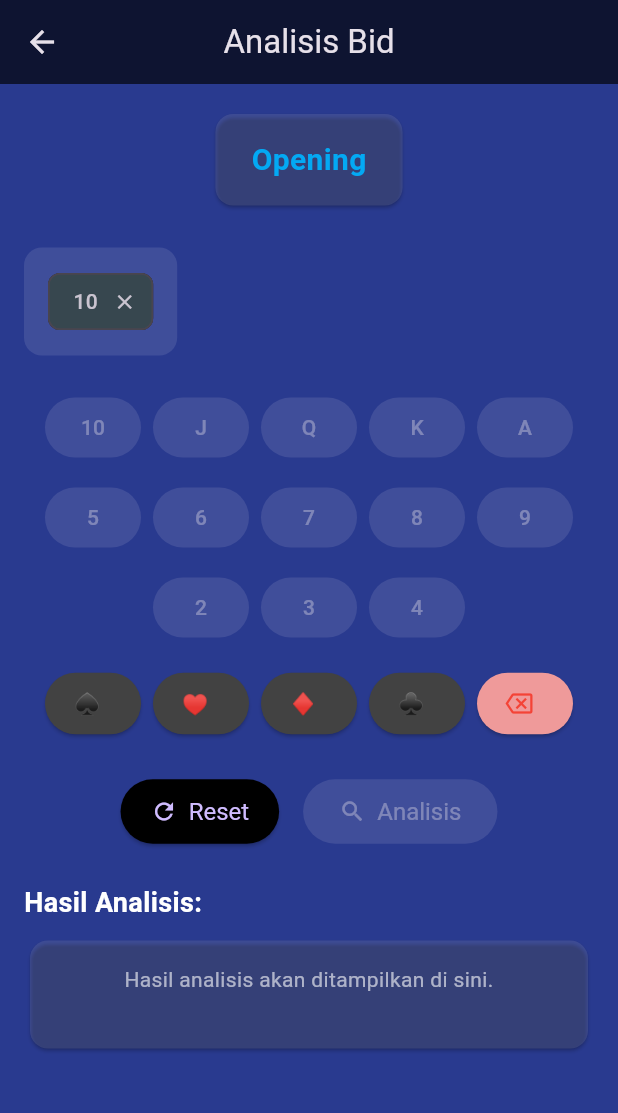
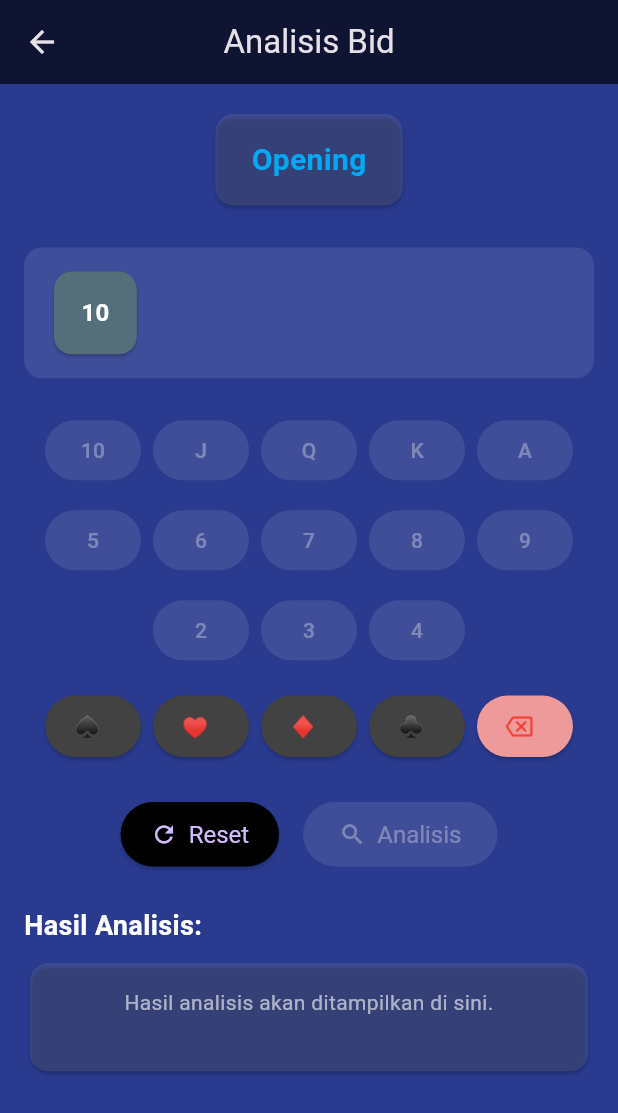
Before and after one commit to alanprayogo/bs_project, a Flutter app: the AnalisisBidPage screen opened by its route, after a tap on "10", on a phone screen of 412 x 824 dp. Shown: the top 1113 px of the screen. Run offline on Flutter 3.47's test engine with Material 3 defaults, Android fonts, the phone set to English and light mode, and no system bars.

Commit message:
refactor card display to use GridView for improved layout and responsiveness

```diff
--- a/lib/pages/analisis_bid.dart
+++ b/lib/pages/analisis_bid.dart
@@ -184,35 +184,58 @@ class _AnalisisBidPageState extends State<AnalisisBidPage> {
                 color: Colors.white.withOpacity(0.1),
                 borderRadius: BorderRadius.circular(12),
               ),
-              child: Wrap(
-                spacing: 8,
-                runSpacing: 4,
-                children: [
-                  if (_cards.isEmpty && _currentCard.isEmpty)
-                    const Text(
-                      'Gunakan tombol di bawah untuk memasukkan kartu',
-                      style: TextStyle(color: Colors.white60),
-                    ),
-                  for (var card in [
-                    ..._cards,
-                    if (_currentCard.isNotEmpty) _currentCard,
-                  ])
-                    Chip(
-                      label: Text(card),
-                      backgroundColor: Colors.blueGrey[800],
-                      deleteIcon: const Icon(Icons.close, size: 16),
-                      onDeleted: () {
-                        setState(() {
-                          if (_currentCard.isEmpty) {
-                            _cards.removeLast();
-                          } else {
-                            _currentCard = '';
-                          }
-                        });
+              child: _cards.isEmpty && _currentCard.isEmpty
+                  ? const Align(
+                      alignment: Alignment.center,
+                      child: Text(
+                        'Gunakan tombol di bawah untuk memasukkan kartu',
+                        style: TextStyle(color: Colors.white60),
+                        textAlign: TextAlign.center,
+                      ),
+                    )
+                  : GridView.builder(
+                      shrinkWrap: true,
+                      physics: const NeverScrollableScrollPhysics(),
+                      gridDelegate:
+                          const SliverGridDelegateWithFixedCrossAxisCount(
+                            crossAxisCount: 5,
+                            mainAxisSpacing: 8,
+                            crossAxisSpacing: 8,
+                          ),
+                      itemCount:
+                          _cards.length + (_currentCard.isNotEmpty ? 1 : 0),
+                      itemBuilder: (context, index) {
+                        if (index < _cards.length) {
+                          return Card(
+                            color: Colors.blueGrey[800],
+                            child: Center(
+                              child: Text(
+                                _cards[index],
+                                style: const TextStyle(
+                                  color: Colors.white,
+                                  fontSize: 16,
+                                ),
+                              ),
+                            ),
+                          );
+                        } else if (_currentCard.isNotEmpty) {
+                          return Card(
+                            color: Colors.blueGrey[600],
+                            child: Center(
+                              child: Text(
+                                _currentCard,
+                                style: const TextStyle(
+                                  color: Colors.white,
+                                  fontSize: 16,
+                                  fontWeight: FontWeight.bold,
+                                ),
+                              ),
+                            ),
+                          );
+                        }
+                        return Container(); // fallback
                       },
                     ),
-                ],
-              ),
             ),
 
             const SizedBox(height: 24),
```
